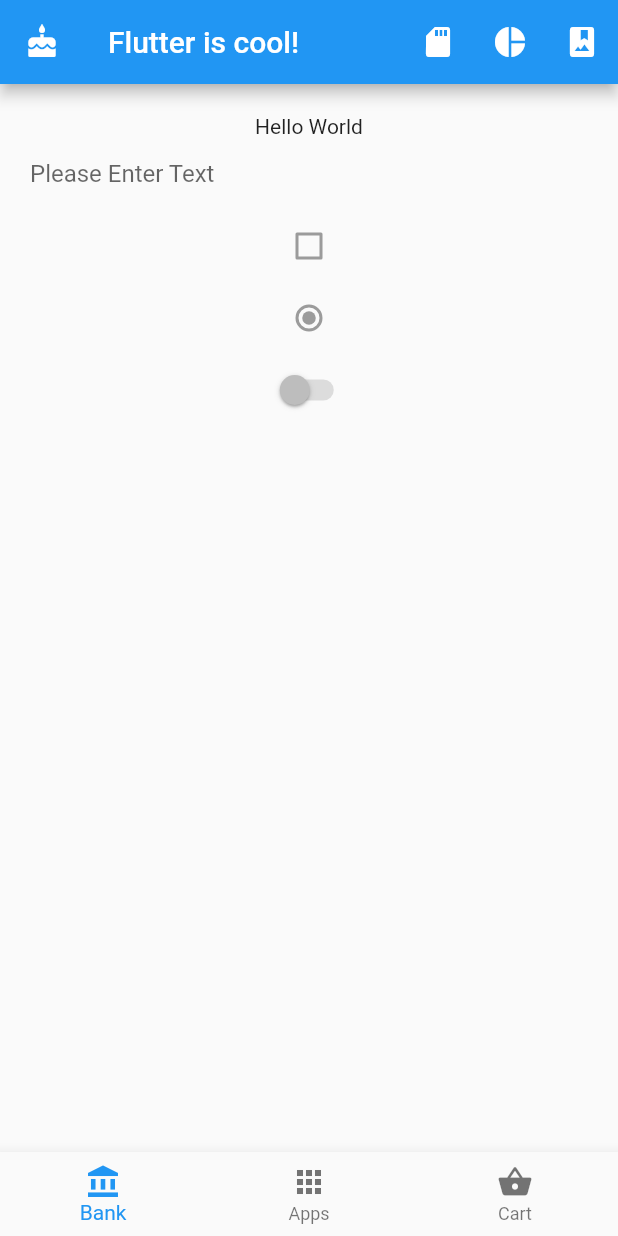
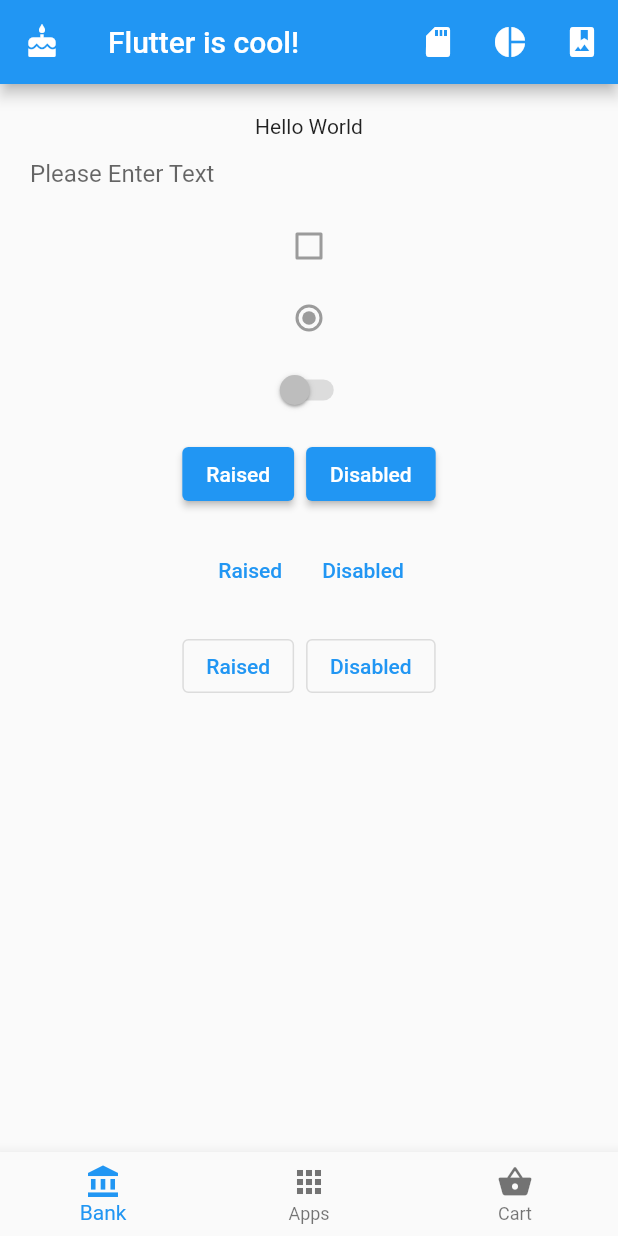
Before and after one commit to tdoug19/FlutterFirebaseCourse, a Flutter app: the screen it shows after launch, on a phone screen of 412 x 824 dp. Run offline on Flutter 3.47's test engine with Material 2 defaults, Android fonts, the phone set to English and light mode, and no system bars.

Commit message:
section 14 Buttons

```diff
--- a/l02_s09/lib/main.dart
+++ b/l02_s09/lib/main.dart
@@ -72,6 +72,45 @@ class MyApp extends StatelessWidget {
                 value: false,
                 onChanged: null,
               ),
+              new ButtonBar(
+                mainAxisSize: MainAxisSize.min,
+                children: <Widget>[
+                  new ElevatedButton(
+                      onPressed: () {},
+                      child: const Text("Raised"),
+                  ),
+                  new ElevatedButton(
+                    onPressed: () {},
+                    child: const Text("Disabled"),
+                  ),
+                ]
+              ),
+              new ButtonBar(
+                  mainAxisSize: MainAxisSize.min,
+                  children: <Widget>[
+                    new TextButton(
+                      onPressed: () {},
+                      child: const Text("Raised"),
+                    ),
+                    new TextButton(
+                      onPressed: () {},
+                      child: const Text("Disabled"),
+                    ),
+                  ]
+              ),
+              new ButtonBar(
+                  mainAxisSize: MainAxisSize.min,
+                  children: <Widget>[
+                    new OutlinedButton(
+                      onPressed: () {},
+                      child: const Text("Raised"),
+                    ),
+                    new OutlinedButton(
+                      onPressed: () {},
+                      child: const Text("Disabled"),
+                    ),
+                  ]
+              ),
             ],
           ),
         ),
```
